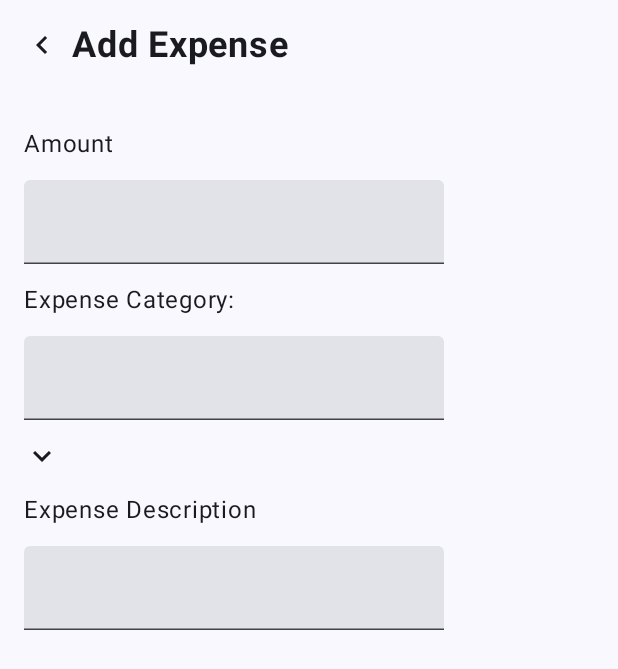
After one commit to TiagoZheng/SpendMate, an Android app built with Jetpack Compose: the composable AddExpenseScreen shown on its own in the app's theme, on a phone screen of 412 x 824 dp. The commit adds this screen. Shown: the top 669 px of the screen. Run offline under Robolectric (Android 15) with nearby library versions, the phone set to English and light mode, and no system bars.

Commit message:
Basic UI for add expense screen

```diff
--- /dev/null
+++ b/app/src/main/java/com/example/spendmate/AddExpenseScreen.kt
@@ -0,0 +1,94 @@
+package com.example.spendmate
+
+import androidx.compose.foundation.layout.Arrangement
+import androidx.compose.foundation.layout.Column
+import androidx.compose.foundation.layout.Row
+import androidx.compose.foundation.layout.Spacer
+import androidx.compose.foundation.layout.WindowInsets
+import androidx.compose.foundation.layout.asPaddingValues
+import androidx.compose.foundation.layout.fillMaxSize
+import androidx.compose.foundation.layout.fillMaxWidth
+import androidx.compose.foundation.layout.height
+import androidx.compose.foundation.layout.padding
+import androidx.compose.foundation.layout.safeDrawing
+import androidx.compose.material.icons.Icons
+import androidx.compose.material.icons.filled.KeyboardArrowDown
+import androidx.compose.material.icons.filled.KeyboardArrowLeft
+import androidx.compose.material3.DropdownMenu
+import androidx.compose.material3.DropdownMenuItem
+import androidx.compose.material3.Icon
+import androidx.compose.material3.Text
+import androidx.compose.material3.TextField
+import androidx.compose.runtime.Composable
+import androidx.compose.runtime.getValue
+import androidx.compose.runtime.mutableStateOf
+import androidx.compose.runtime.remember
+import androidx.compose.runtime.setValue
+import androidx.compose.ui.Alignment
+import androidx.compose.ui.Modifier
+import androidx.compose.ui.text.font.FontWeight
+import androidx.compose.ui.tooling.preview.Preview
+import androidx.compose.ui.unit.dp
+import androidx.compose.ui.unit.sp
+
+@Composable
+fun AddExpenseScreen() {
+
+    var expenseValue by remember { mutableStateOf("") }
+    var expenseCategory by remember { mutableStateOf("") }
+    var expenseDescription by remember { mutableStateOf("") }
+    var isExpanded by remember { mutableStateOf(false) }
+
+    Column(
+        modifier = Modifier
+            .fillMaxSize()
+            .padding(WindowInsets.safeDrawing.asPaddingValues())
+            .padding(16.dp),
+        verticalArrangement = Arrangement.spacedBy(12.dp),
+
+        ) {
+
+        // Activity Title and back button
+        Row(
+            modifier = Modifier.fillMaxWidth(),
+            verticalAlignment = Alignment.CenterVertically,
+            horizontalArrangement = Arrangement.spacedBy(8.dp)
+        ) {
+            Icon(Icons.Default.KeyboardArrowLeft, contentDescription = null)
+            Text("Add Expense", fontSize = 24.sp, fontWeight = FontWeight.Bold)
+        }
+
+        Spacer(modifier = Modifier.height(16.dp))
+
+        // Input value expense amount section
+        Text("Amount")
+        TextField(value = expenseValue, onValueChange = { expenseValue = it })
+
+
+
+        Text("Expense Category: ")
+        DropdownMenu(expanded = isExpanded, onDismissRequest = { isExpanded = false }) {
+            DropdownMenuItem(
+                text = { Text("Restaurant") },
+                onClick = {}
+            )
+        }
+        TextField(value = expenseCategory, onValueChange = { expenseCategory = it })
+
+        Icon(Icons.Default.KeyboardArrowDown, contentDescription = null)
+
+
+        Text("Expense Description")
+        TextField(value = expenseDescription, onValueChange = { expenseDescription = it })
+
+    }
+
+
+}
+
+
+@Preview(showBackground = true)
+@Composable
+fun AddExpensePreview() {
+    AddExpenseScreen()
+}
```
Also changed, not shown: app/src/main/java/com/example/spendmate/OverviewScreen.kt (+9 -2 lines).
